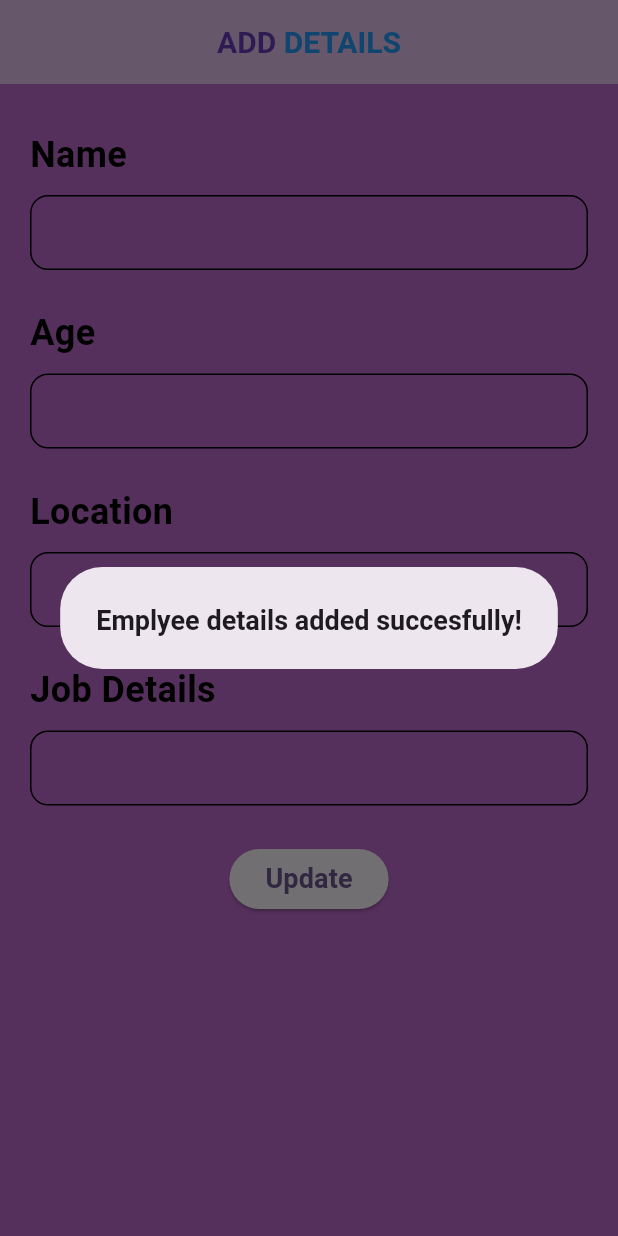
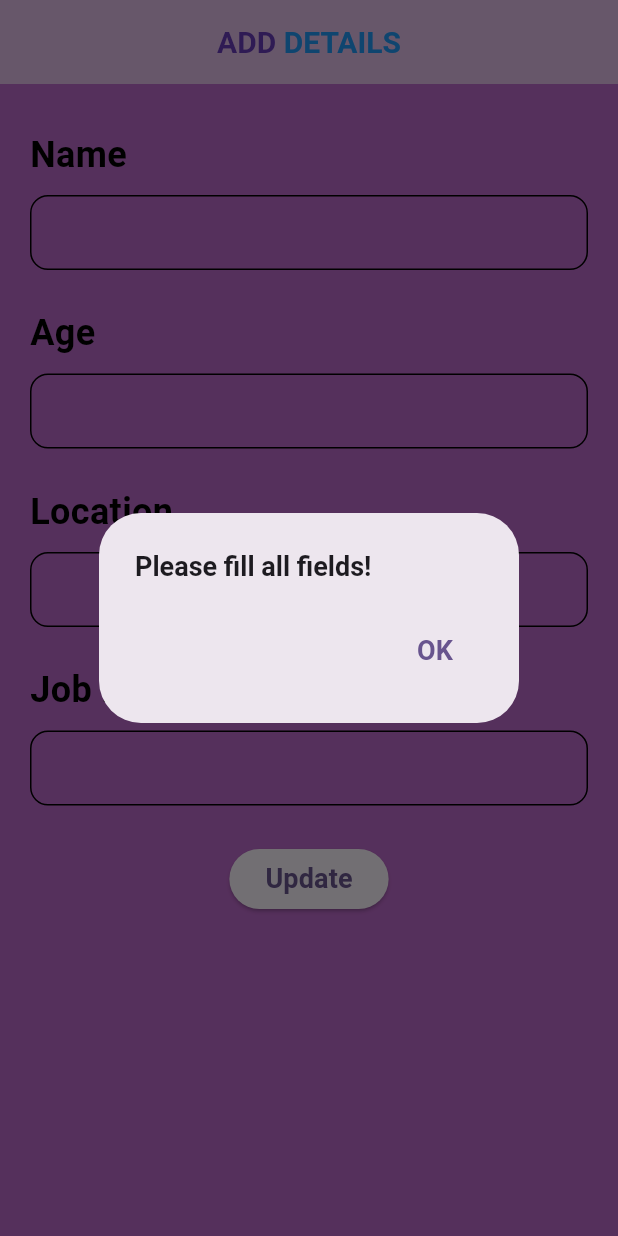
Before and after one commit to kavindualwis/Firebase_CRUD_Operation, a Flutter app: the Employee screen opened directly, after a tap on "Update", on a phone screen of 412 x 824 dp. Run offline on Flutter 3.47's test engine with Material 3 defaults, Android fonts, the phone set to English and light mode, and no system bars; our stand-ins replace cloud_firestore, firebase_core, random_string; accounts and stored records are empty.

Commit message:
Condition added to fill all fields.

```diff
--- a/lib/pages/employee.dart
+++ b/lib/pages/employee.dart
@@ -88,6 +88,10 @@ class _EmployeeState extends State<Employee> {
                 Center(
                   child: MyButton(
                     onPressed: () async {
+                      if (nameController.text.isNotEmpty &&
+                          ageController.text.isNotEmpty &&
+                          locationController.text.isNotEmpty &&
+                          jobController.text.isNotEmpty) {
                         String id = randomAlpha(10);
                         Map<String, dynamic> employeeInfoMap = {
                           "Name": nameController.text,
@@ -113,6 +117,34 @@ class _EmployeeState extends State<Employee> {
                               ),
                             );
                         Navigator.pop(context);
+                      } else {
+                        showDialog(
+                          context: context,
+                          builder: (context) => AlertDialog(
+                            title: const Text(
+                              'Please fill all fields!',
+                              style: TextStyle(
+                                fontSize: 18,
+                                fontWeight: FontWeight.bold,
+                              ),
+                            ),
+                            actions: [
+                              TextButton(
+                                onPressed: () {
+                                  Navigator.pop(context);
+                                },
+                                child: const Text(
+                                  'OK',
+                                  style: TextStyle(
+                                    fontSize: 18,
+                                    fontWeight: FontWeight.bold,
+                                  ),
+                                ),
+                              ),
+                            ],
+                          ),
+                        );
+                      }
                     },
                   ),
                 )
--- a/lib/pages/home_page.dart
+++ b/lib/pages/home_page.dart
@@ -97,7 +97,7 @@ class _HomePageState extends State<HomePage> {
                                         return await showDialog(
                                           context: context,
                                           builder: (context) => AlertDialog(
-                                            title: Text('Delete Details'),
+                                            title: const Text('Delete Details'),
                                             actions: [
                                               TextButton(
                                                 onPressed: () {
```
Lines whose indentation alone changed are shown as unchanged.
